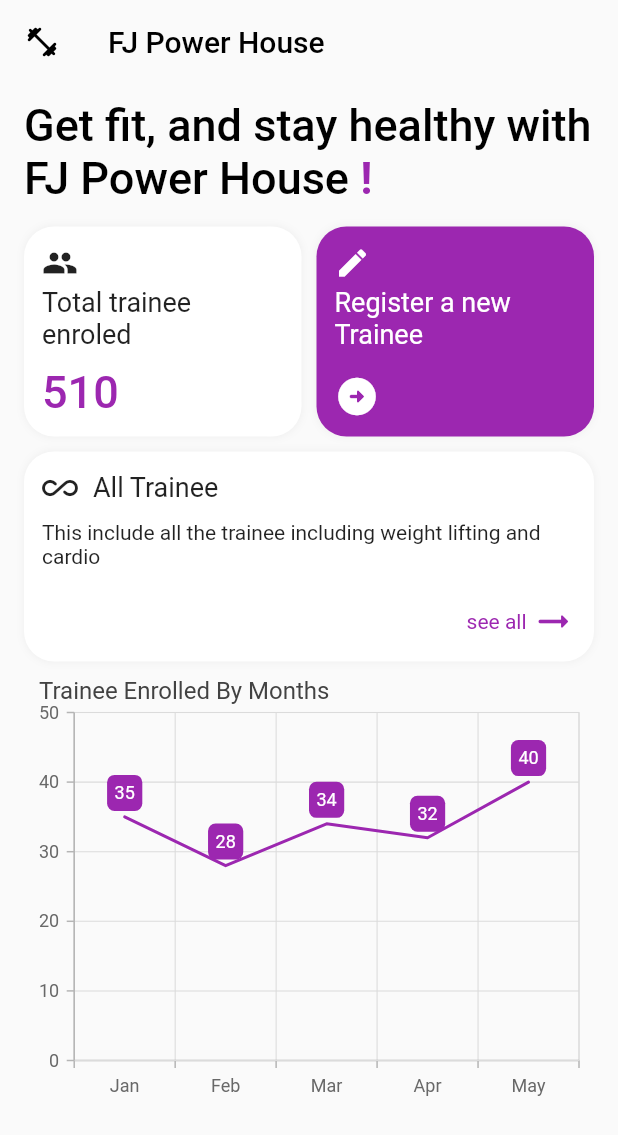
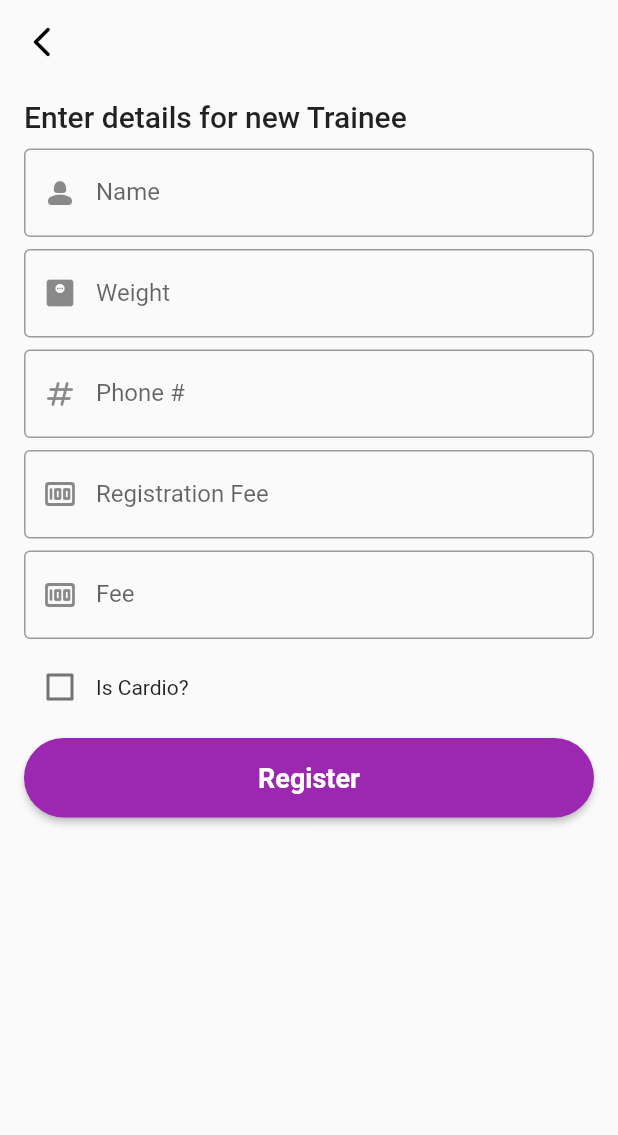
Before and after one commit to muhammadnaqeeb/Gym-App, a Flutter app: the HomeScreen screen opened directly, after a tap on "Register a new Trainee", on a phone screen of 412 x 824 dp. Shown: the top 1135 px of the screen. Run offline on Flutter 3.47's test engine with Material 2 defaults, Android fonts, the phone set to English and light mode, and no system bars; our stand-ins replace flutter_styled_toast, syncfusion_flutter_charts.

Commit message:
register new trainee screen

```diff
--- a/lib/view/screens/login_screen.dart
+++ b/lib/view/screens/login_screen.dart
@@ -1,6 +1,7 @@
 import 'package:flutter/material.dart';
 import 'package:gym_registration/view/screens/home_screen.dart';
 import 'package:flutter_styled_toast/flutter_styled_toast.dart';
+import 'package:gym_registration/view/widgets/primary_button.dart';
 
 import '../../constants/constants.dart';
 
@@ -72,8 +73,9 @@ class LoginScreen extends StatelessWidget {
                           const SizedBox(height: 30),
                           SizedBox(
                             width: double.infinity,
-                            child: ElevatedButton(
-                              onPressed: () {
+                            child: PrimaryButton(
+                                text: "Login",
+                                onPress: () {
                                   if (nameController.text == "naqeeb" &&
                                       passwordController.text == "123456") {
                                     Navigator.pushReplacement(
@@ -86,7 +88,8 @@ class LoginScreen extends StatelessWidget {
                                   } else {
                                     if (nameController.text == "" ||
                                         passwordController.text == "") {
-                                    showToast('Please enter value in textfield',
+                                      showToast(
+                                          'Please enter value in textfield',
                                           context: context,
                                           animation: StyledToastAnimation.fade,
                                           reverseAnimation:
@@ -107,23 +110,7 @@ class LoginScreen extends StatelessWidget {
                                               BorderRadius.circular(20.0));
                                     }
                                   }
-                              },
-                              style: ElevatedButton.styleFrom(
-                                shape: RoundedRectangleBorder(
-                                  borderRadius: BorderRadius.circular(30.0),
-                                ),
-                                padding:
-                                    const EdgeInsets.symmetric(vertical: 16.0),
-                              ),
-                              child: const Text(
-                                'Log In',
-                                style: TextStyle(
-                                  color: Colors.white,
-                                  fontSize: 18,
-                                  fontWeight: FontWeight.bold,
-                                ),
-                              ),
-                            ),
+                                }),
                           ),
                           const SizedBox(height: 5),
                           TextButton(
--- /dev/null
+++ b/lib/view/screens/register_new_trainee_screen.dart
@@ -0,0 +1,135 @@
+import 'package:flutter/material.dart';
+import 'package:gym_registration/view/widgets/custom_textfield.dart';
+import 'package:gym_registration/view/widgets/primary_button.dart';
+
+class RegisterNewTraineeScreen extends StatefulWidget {
+  const RegisterNewTraineeScreen({super.key});
+
+  @override
+  State<RegisterNewTraineeScreen> createState() =>
+      _RegisterNewTraineeScreenState();
+}
+
+class _RegisterNewTraineeScreenState extends State<RegisterNewTraineeScreen> {
+  final TextEditingController nameController = TextEditingController();
+  final TextEditingController weightController = TextEditingController();
+  final TextEditingController phoneController = TextEditingController();
+  final TextEditingController registrationFeeController =
+      TextEditingController();
+  final TextEditingController feeController = TextEditingController();
+
+  bool isCardio = false;
+
+  @override
+  Widget build(BuildContext context) {
+    return Scaffold(
+      appBar: AppBar(
+          backgroundColor: Colors.transparent,
+          elevation: 0,
+          leading: IconButton(
+            onPressed: () => Navigator.pop(context),
+            icon: const Icon(
+              Icons.arrow_back_ios_new_rounded,
+              color: Colors.black,
+            ),
+          )),
+      body: Container(
+        margin: const EdgeInsets.symmetric(horizontal: 16, vertical: 10),
+        child: SingleChildScrollView(
+          physics: const BouncingScrollPhysics(),
+          child: Column(
+            crossAxisAlignment: CrossAxisAlignment.start,
+            children: [
+              const Text(
+                "Enter details for new Trainee",
+                style: TextStyle(
+                  fontSize: 20,
+                  fontWeight: FontWeight.w500,
+                ),
+              ),
+              const SizedBox(
+                height: 10,
+              ),
+              CustomTextField(
+                controller: nameController,
+                icon: const Icon(Icons.person_2_rounded),
+                label: "Name",
+                hintText: "Enter Name",
+                obscureText: false,
+                textInputType: TextInputType.name,
+              ),
+              const SizedBox(
+                height: 8,
+              ),
+              CustomTextField(
+                controller: weightController,
+                icon: const Icon(Icons.monitor_weight),
+                label: "Weight",
+                hintText: "Enter Weight",
+                obscureText: false,
+                textInputType: TextInputType.number,
+              ),
+              const SizedBox(
+                height: 8,
+              ),
+              CustomTextField(
+                controller: phoneController,
+                icon: const Icon(Icons.numbers_rounded),
+                label: "Phone #",
+                hintText: "Enter Phone Number",
+                obscureText: false,
+                textInputType: TextInputType.phone,
+              ),
+              const SizedBox(
+                height: 8,
+              ),
+              CustomTextField(
+                controller: registrationFeeController,
+                icon: const Icon(Icons.money_rounded),
+                label: "Registration Fee",
+                hintText: "Registration Fee",
+                obscureText: false,
+                textInputType: TextInputType.number,
+              ),
+              const SizedBox(
+                height: 8,
+              ),
+              CustomTextField(
+                controller: feeController,
+                icon: const Icon(Icons.money_rounded),
+                label: "Fee",
+                hintText: "Enter 1st month fee amount",
+                obscureText: false,
+                textInputType: TextInputType.number,
+              ),
+              const SizedBox(
+                height: 8,
+              ),
+              Row(
+                children: [
+                  Checkbox(
+                      value: isCardio,
+                      onChanged: (v) {
+                        setState(() {
+                          isCardio = v!;
+                        });
+                      }),
+                  const Text("Is Cardio?"),
+                ],
+              ),
+              const SizedBox(
+                height: 10,
+              ),
+              SizedBox(
+                  width: double.infinity,
+                  child: PrimaryButton(text: "Register", onPress: () {})),
+              const SizedBox(
+                height: 10,
+              ),
+            ],
+          ),
+        ),
+      ),
+    );
+  }
+}
--- /dev/null
+++ b/lib/view/widgets/custom_textfield.dart
@@ -0,0 +1,36 @@
+import 'package:flutter/material.dart';
+
+class CustomTextField extends StatelessWidget {
+  final String label;
+  final bool obscureText;
+  final Icon icon;
+  final TextEditingController controller;
+  // optional
+  final String? hintText;
+  final TextInputType? textInputType;
+
+  const CustomTextField(
+      {Key? key,
+      required this.label,
+      required this.icon,
+      required this.controller,
+      required this.obscureText,
+      this.hintText,
+      this.textInputType})
+      : super(key: key);
+
+  @override
+  Widget build(BuildContext context) {
+    return TextField(
+      controller: controller,
+      obscureText: obscureText,
+      keyboardType: textInputType,
+      decoration: InputDecoration(
+        prefixIcon: icon,
+        label: Text(label),
+        border: const OutlineInputBorder(),
+        hintText: hintText,
+      ),
+    );
+  }
+}
--- /dev/null
+++ b/lib/view/widgets/primary_button.dart
@@ -0,0 +1,32 @@
+import 'package:flutter/material.dart';
+
+class PrimaryButton extends StatelessWidget {
+  final String text;
+  final VoidCallback onPress;
+  const PrimaryButton({
+    super.key,
+    required this.text,
+    required this.onPress,
+  });
+
+  @override
+  Widget build(BuildContext context) {
+    return ElevatedButton(
+      onPressed: onPress,
+      style: ElevatedButton.styleFrom(
+        shape: RoundedRectangleBorder(
+          borderRadius: BorderRadius.circular(30.0),
+        ),
+        padding: const EdgeInsets.symmetric(vertical: 16.0),
+      ),
+      child: Text(
+        text,
+        style: const TextStyle(
+          color: Colors.white,
+          fontSize: 18,
+          fontWeight: FontWeight.bold,
+        ),
+      ),
+    );
+  }
+}
--- a/lib/view/widgets/register_trainee_card.dart
+++ b/lib/view/widgets/register_trainee_card.dart
@@ -1,6 +1,7 @@
 import 'package:flutter/material.dart';
 
 import '../../constants/constants.dart';
+import '../screens/register_new_trainee_screen.dart';
 
 class RegisterTraineeCard extends StatelessWidget {
   const RegisterTraineeCard({
@@ -48,7 +49,12 @@ class RegisterTraineeCard extends StatelessWidget {
             ]),
       ),
       onTap: () {
-        print("Reister new trainee click");
+        Navigator.push(
+          context,
+          MaterialPageRoute(
+            builder: (context) => RegisterNewTraineeScreen(),
+          ),
+        );
       },
     );
   }
```
Lines whose indentation alone changed are shown as unchanged.
